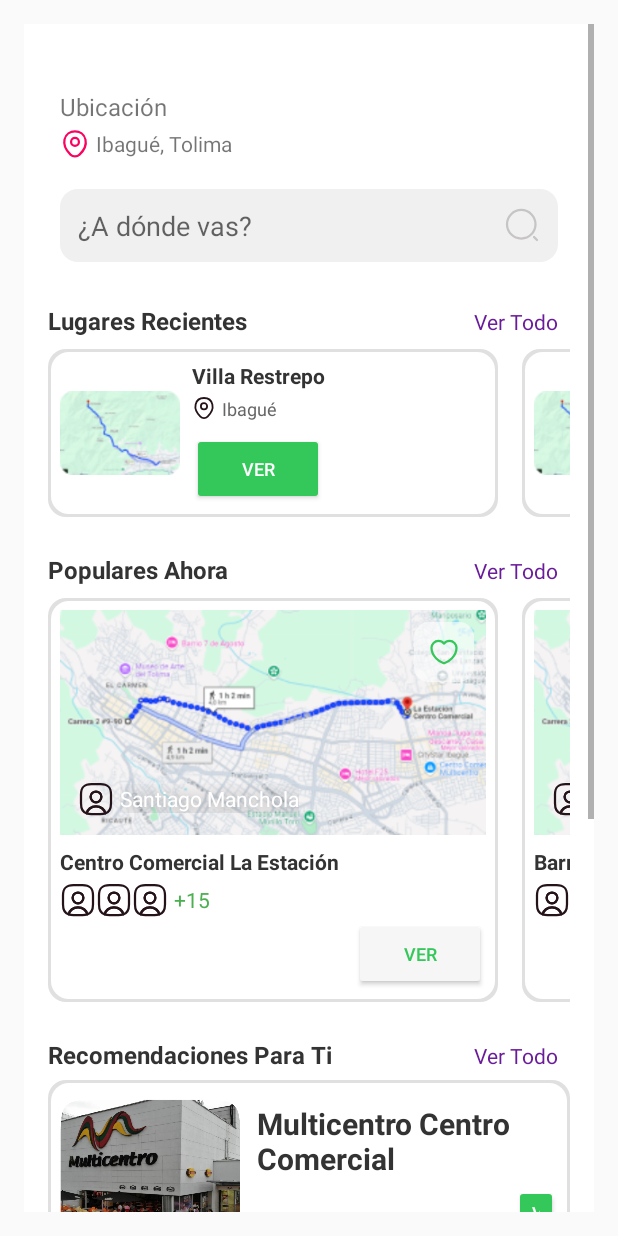
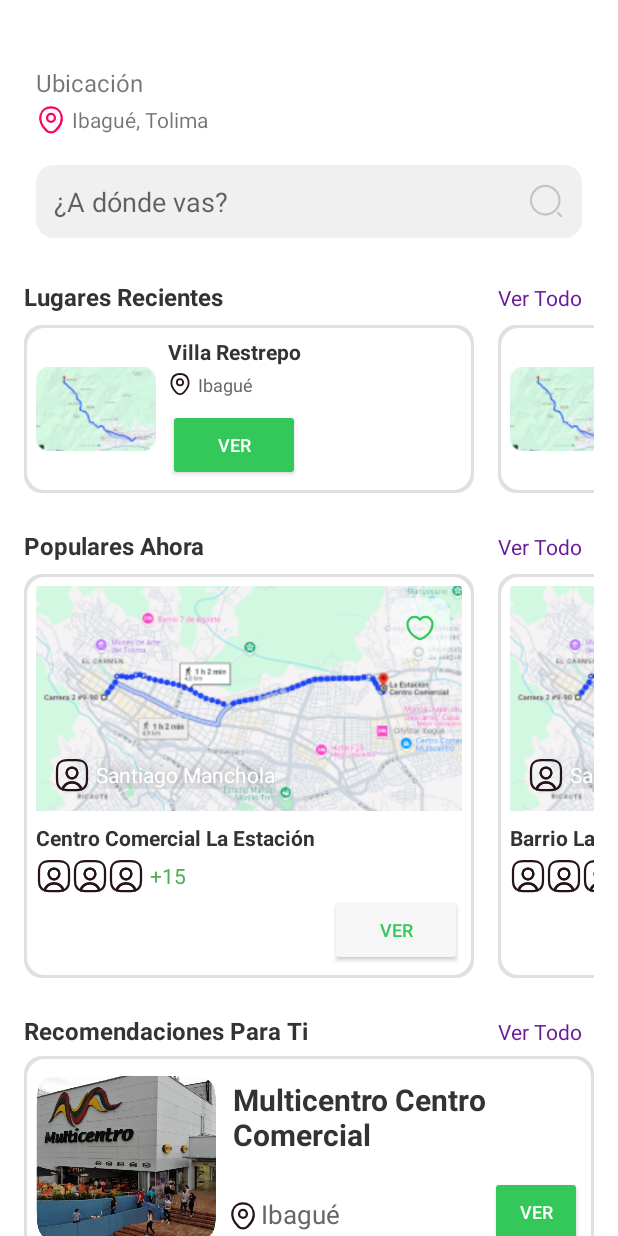
Before and after one commit to SantiagoManchola/TrackMateV2, an Android app: the HomepageFragment screen opened through its navigation route, on a phone screen of 412 x 824 dp. Run offline under Robolectric (Android 15) with nearby library versions, the phone set to English and light mode, and no system bars; our stand-ins replace navigation-ui.

Commit message:
homepage scroll and rm unnecesary mobile menu

```diff
--- a/app/src/main/res/layout/fragment_homepage.xml
+++ b/app/src/main/res/layout/fragment_homepage.xml
@@ -3,7 +3,9 @@
     xmlns:tools="http://schemas.android.com/tools"
     android:layout_width="match_parent"
     android:layout_height="match_parent"
-    android:padding="16dp"
+    android:paddingBottom="24dp"
+    android:scrollbars="none"
+    android:clipToPadding="false"
     android:fillViewport="true">
 
     <RelativeLayout
@@ -17,7 +19,6 @@
             android:id="@+id/ubicacion_busqueda_container"
             android:layout_width="match_parent"
             android:layout_height="wrap_content"
-            android:layout_below="@id/btn_salir"
             android:layout_marginTop="20dp"
             android:layout_marginBottom="20dp"
             android:orientation="vertical"
@@ -1031,60 +1032,5 @@
                 </LinearLayout>
             </LinearLayout>
         </ScrollView>
-
-        <LinearLayout
-            android:id="@+id/linearLayout"
-            android:layout_width="match_parent"
-            android:layout_height="wrap_content"
-            android:layout_below="@+id/tv_recomendaciones"
-            android:layout_alignParentBottom="true"
-            android:layout_marginTop="-17dp"
-            android:layout_marginBottom="0dp"
-            android:gravity="end"
-            android:orientation="horizontal"
-            android:padding="16dp">
-
-            <ImageView
-                android:id="@+id/icon_home"
-                android:layout_width="0dp"
-                android:layout_height="24dp"
-                android:layout_weight="1"
-                android:backgroundTint="#00FF00"
-                android:onClick="goToHome"
-                android:src="@drawable/ic_home" />
-
-            <ImageView
-                android:id="@+id/icon_rutas"
-                android:layout_width="0dp"
-                android:layout_height="24dp"
-                android:layout_weight="1"
-                android:onClick="goToRutas"
-                android:src="@drawable/ic_location" />
-
-            <ImageView
-                android:id="@+id/icon_favoritos"
-                android:layout_width="0dp"
-                android:layout_height="wrap_content"
-                android:layout_weight="1"
-                android:onClick="goToFavoritos"
-                android:src="@drawable/ic_favorites" />
-
-            <ImageView
-                android:id="@+id/icon_configuracion"
-                android:layout_width="0dp"
-                android:layout_height="wrap_content"
-                android:layout_weight="1"
-                android:onClick="goToConfiguracion"
-                android:src="@drawable/ic_settings" />
-
-            <ImageView
-                android:id="@+id/icon_perfil"
-                android:layout_width="0dp"
-                android:layout_height="wrap_content"
-                android:layout_weight="1"
-                android:onClick="goToPerfil"
-                android:src="@drawable/ic_profile" />
-        </LinearLayout>
-
     </RelativeLayout>
 </ScrollView>
```
